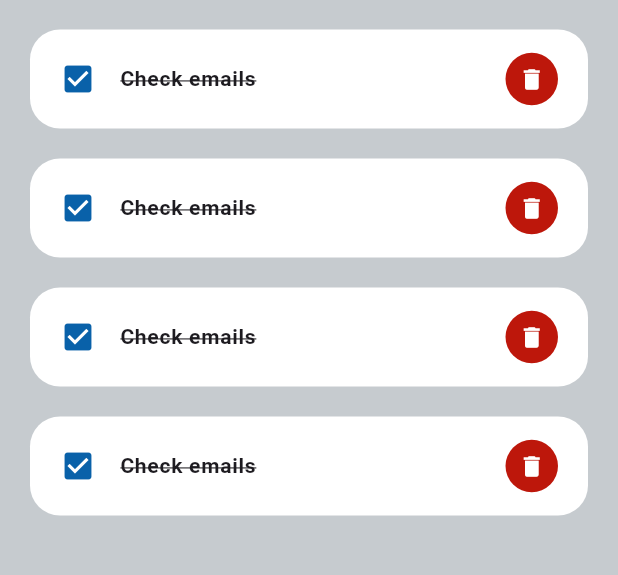
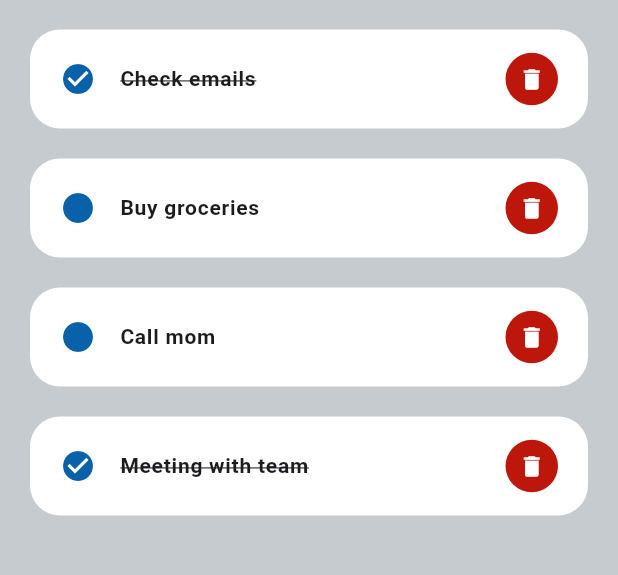
Before and after one commit to mutesialine/todo-flutter, a Flutter app: the screen it shows after launch, on a phone screen of 412 x 824 dp, the part 356-931 px from its top. Run offline on Flutter 3.47's test engine with Material 3 defaults, Android fonts, the phone set to English and light mode, and no system bars.

Commit message:
feat: chore todo model

```diff
--- a/lib/main.dart
+++ b/lib/main.dart
@@ -9,7 +9,7 @@ class MyApp extends StatelessWidget {
   const MyApp({super.key});
   @override
   Widget build(BuildContext context) {
-    return const MaterialApp(
+    return MaterialApp(
       title: 'Todo App',
       color: Colors.white,
       home: Home(),
--- /dev/null
+++ b/lib/model/todo.dart
@@ -0,0 +1,20 @@
+class ToDo {
+  String? id;
+  String? title;
+  bool isDone;
+
+  ToDo({
+    required this.id,
+    required this.title,
+    this.isDone = false,
+  });
+
+  static List<ToDo> todoList() {
+    return [
+      ToDo(id: "1", title: "Check emails", isDone: true),
+      ToDo(id: "2", title: "Buy groceries", isDone: false),
+      ToDo(id: "3", title: "Call mom", isDone: false),
+      ToDo(id: "4", title: "Meeting with team", isDone: true),
+    ];
+  }
+}
--- a/lib/screens/home.dart
+++ b/lib/screens/home.dart
@@ -1,9 +1,12 @@
 import 'package:flutter/material.dart';
 import 'package:todo/constants/colors.dart';
+import 'package:todo/model/todo.dart';
 import 'package:todo/widgets/todo_item.dart';
 
 class Home extends StatelessWidget {
-  const Home({Key? key}) : super(key: key);
+  Home({Key? key}) : super(key: key);
+
+  final todosList = ToDo.todoList();
   @override
   Widget build(BuildContext context) {
     return Scaffold(
@@ -17,16 +20,12 @@ class Home extends StatelessWidget {
               Expanded(
                 child: ListView(
                   children: [
-
                     Container(
                         margin: EdgeInsets.only(top: 50, bottom: 20),
                         child: Text("All todos",
                             style: TextStyle(
                                 fontSize: 30, fontWeight: FontWeight.bold))),
-                    TodoItem(),
-                    TodoItem(),
-                    TodoItem(),
-                    TodoItem(),
+                    for (ToDo todoo in todosList) TodoItem(todo: todoo),
                   ],
                 ),
               ),
--- a/lib/widgets/todo_item.dart
+++ b/lib/widgets/todo_item.dart
@@ -1,7 +1,9 @@
 import 'package:flutter/material.dart';
+import "package:todo/model/todo.dart";
 
 class TodoItem extends StatelessWidget {
-  const TodoItem({Key? key}) : super(key: key);
+  final ToDo todo;
+  const TodoItem({Key? key, required this.todo}) : super(key: key);
   @override
   Widget build(BuildContext context) {
     return Container(
@@ -14,13 +16,14 @@ class TodoItem extends StatelessWidget {
                 RoundedRectangleBorder(borderRadius: BorderRadius.circular(20)),
             contentPadding: EdgeInsets.symmetric(horizontal: 20, vertical: 5),
             tileColor: Colors.white,
-            leading: Icon(Icons.check_box,
+            leading: Icon(todo.isDone ? Icons.check_circle : Icons.circle,
                 color: const Color.fromARGB(255, 9, 97, 169)),
-            title: Text("Check emails",
+            title: Text(todo.title!,
                 style: (TextStyle(
                     fontSize: 14,
                     fontWeight: FontWeight.bold,
-                    decoration: TextDecoration.lineThrough))),
+                    decoration:
+                        todo.isDone ? TextDecoration.lineThrough : null))),
             trailing: Container(
                 height: 35,
                 width: 35,
```
